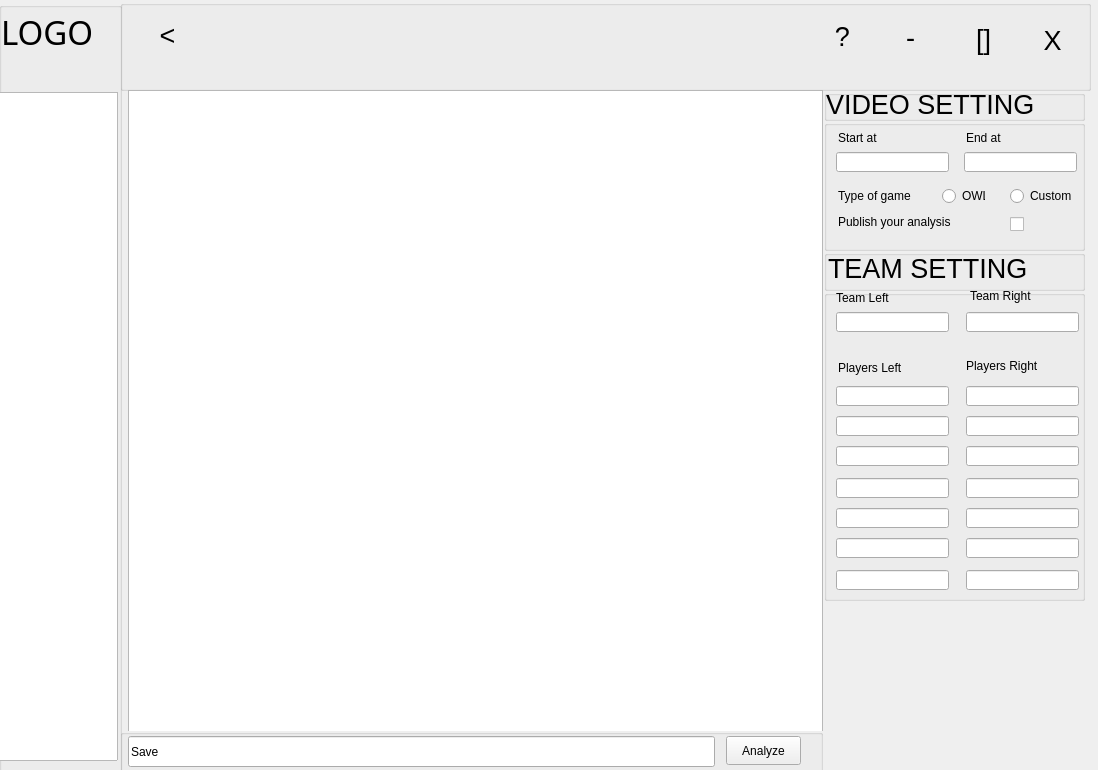
Before: the Qt Designer form ora/gui/main.ui in appcell/OverwatchDataAnalysis, drawn with Qt 5.
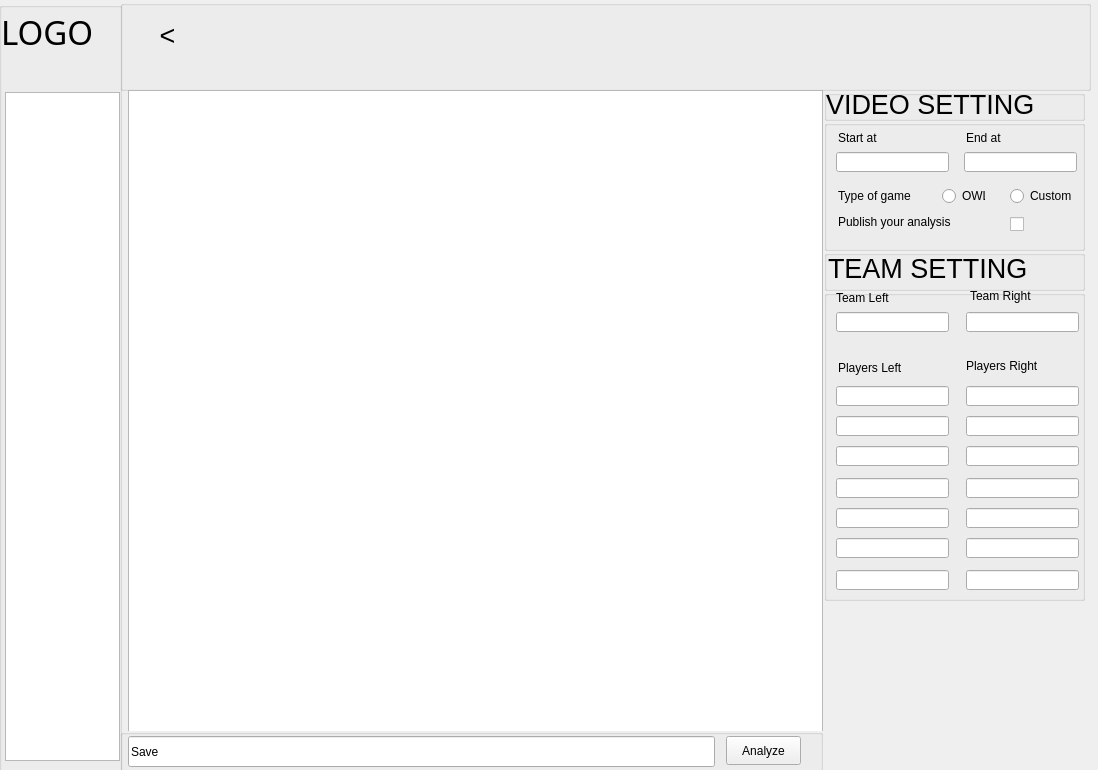
After: the same form once the commit is applied.

Diff of the .ui file:
```diff
--- a/ora/gui/main.ui
+++ b/ora/gui/main.ui
@@ -693,7 +693,7 @@
       </font>
      </property>
      <property name="text">
-      <string>?</string>
+      <string/>
      </property>
      <property name="flat">
       <bool>true</bool>
@@ -714,7 +714,7 @@
       </font>
      </property>
      <property name="text">
-      <string>-</string>
+      <string/>
      </property>
      <property name="flat">
       <bool>true</bool>
@@ -735,7 +735,7 @@
       </font>
      </property>
      <property name="text">
-      <string>[]</string>
+      <string/>
      </property>
      <property name="flat">
       <bool>true</bool>
@@ -756,7 +756,7 @@
       </font>
      </property>
      <property name="text">
-      <string>X</string>
+      <string/>
      </property>
      <property name="flat">
       <bool>true</bool>
@@ -797,9 +797,9 @@
     <widget class="QListWidget" name="tab_listwidget">
      <property name="geometry">
       <rect>
-       <x>-2</x>
+       <x>6</x>
        <y>90</y>
-       <width>121</width>
+       <width>115</width>
        <height>669</height>
       </rect>
      </property>
```
Left out of the diff: 21 changed lines with no effect on the pictures.
